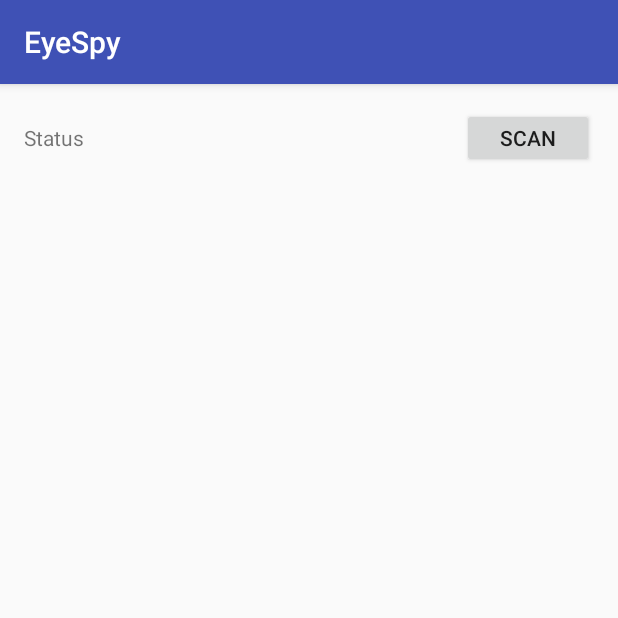
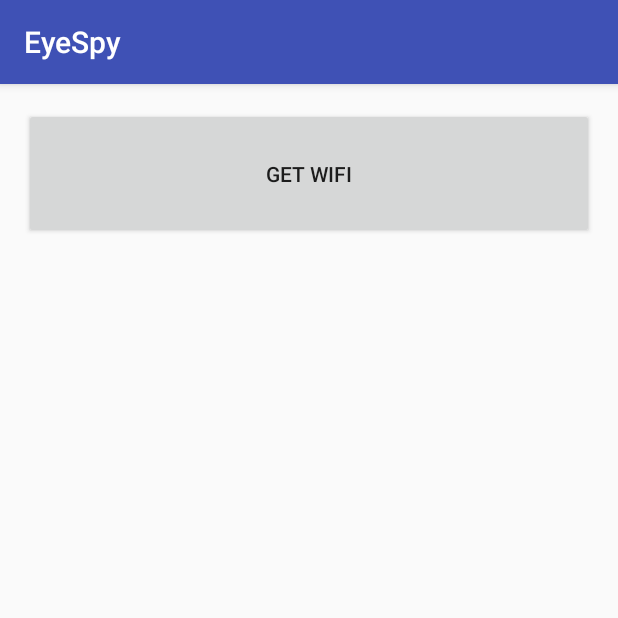
Before and after one commit to Cmashforth/ComSci4thYear, an Android app: the screen it shows after launch (WifiActivity), after a tap on "WIFI", on a phone screen of 412 x 824 dp, the top half of it. Run offline under Robolectric (Android 15) with nearby library versions, the phone set to English and light mode, and no system bars; our stand-ins replace Firebase (no records; nobody signed in at launch, a user with empty details on screens opened directly); libraries missing offline, so code that uses them is left out: com.firebase.ui; pictures from the network do not load.

Commit message:
Diss: Successful wifi method working in WifiActivity, started implementation in Main. Some Errors in LogIn Activity Fixed

```diff
--- a/Dissertation/EyeSpy/app/src/main/java/com/example/chris/eyespy/WifiActivity.java
+++ b/Dissertation/EyeSpy/app/src/main/java/com/example/chris/eyespy/WifiActivity.java
@@ -22,57 +22,45 @@ import java.util.List;
 public class WifiActivity extends AppCompatActivity {
 
     WifiManager wifi;
-    ListView list;
-    TextView textStatus;
-    Button scan;
-    int size = 0;
-    List<ScanResult> results;
-
-    String ITEM_KEY = "key";
-    ArrayList<HashMap<String,String>> arrayList = new ArrayList<HashMap<String, String>>();
-    SimpleAdapter adapter;
+    WifiReceiver receiver;
+    Button wifiButton;
+    TextView list;
 
     @Override
-    protected void onCreate(Bundle savedInstanceState) {
+    public void onCreate(Bundle savedInstanceState){
         super.onCreate(savedInstanceState);
         setContentView(R.layout.activity_wifi);
 
-        textStatus = (TextView) findViewById(R.id.textStatus);
-        scan = (Button) findViewById(R.id.scanWifi);
-        list = (ListView)findViewById(R.id.wifiList);
-
-        wifi = (WifiManager) getApplicationContext().getSystemService(Context.WIFI_SERVICE);
-        if(wifi.isWifiEnabled() == false){
-            Toast.makeText(getApplicationContext(), "wifi is disabled, making it enabled", Toast.LENGTH_LONG).show();
-            wifi.setWifiEnabled(true);
-        }
-        this.adapter = new SimpleAdapter(WifiActivity.this, arrayList, R.layout.row, new String[] { ITEM_KEY }, new int[] { R.id.list_value });
-        list.setAdapter(this.adapter);
-
-        registerReceiver(new BroadcastReceiver() {
-            @Override
-            public void onReceive(Context context, Intent intent) {
-                results = wifi.getScanResults();
-                size = results.size();
-            }
-        }, new IntentFilter(WifiManager.SCAN_RESULTS_AVAILABLE_ACTION));
+        wifi = (WifiManager) getSystemService(Context.WIFI_SERVICE);
+        wifiButton = findViewById(R.id.Button);
+        list = findViewById(R.id.list);
     }
 
-    public void getWifi(View view){
-        arrayList.clear();
-        wifi.startScan();
-
-        Toast.makeText(this, "Scanning...." + size, Toast.LENGTH_SHORT).show();
-        try{
-            size = size - 1;
-            while(size >= 0){
-                HashMap<String,String> item = new HashMap<String,String>();
-                item.put(ITEM_KEY, results.get(size).SSID + " " + results.get(size).BSSID);
-                arrayList.add(item);
-                size--;
-                adapter.notifyDataSetChanged();
-            }
-        } catch (Exception e){}
+    public void onClick(View view){
+        if(view == wifiButton){
+            receiver = new WifiReceiver();
+            registerReceiver(receiver,new IntentFilter(WifiManager.SCAN_RESULTS_AVAILABLE_ACTION));
+            wifi.startScan();
+        }
 
     }
+
+    class WifiReceiver extends BroadcastReceiver{
+        public void onReceive(Context c, Intent intent){
+
+            ArrayList<String> connections = new ArrayList<>();
+            List<ScanResult> wifiList = wifi.getScanResults();
+            for(int i = 0; i < wifiList.size(); i++){
+                connections.add(wifiList.get(i).SSID + " "+ wifiList.get(i).BSSID);
+            }
+            String displayString = "";
+            for(int i = 0;i < connections.size();i++){
+                displayString = displayString + connections.get(i) + "\n";
+            }
+            list.setText(displayString);
+        }
+    }
+
+
+
 }
--- a/Dissertation/EyeSpy/app/src/main/res/layout/activity_wifi.xml
+++ b/Dissertation/EyeSpy/app/src/main/res/layout/activity_wifi.xml
@@ -8,30 +8,19 @@
     android:orientation="vertical"
     tools:context="com.example.chris.eyespy.WifiActivity">
 
-    <LinearLayout
+    <Button
+        android:layout_width="match_parent"
+        android:layout_height="87dp"
+        android:text="Get Wifi"
+        android:id="@+id/Button"
+        android:onClick="onClick"/>
+
+    <TextView
         android:layout_width="match_parent"
         android:layout_height="wrap_content"
-        android:gravity="center_vertical"
-        android:orientation="horizontal">
+        android:id="@+id/list">
 
-        <TextView
-            android:id ="@+id/textStatus"
-            android:layout_width="0dp"
-            android:layout_height="wrap_content"
-            android:layout_weight="1"
-            android:text ="Status"/>
+    </TextView>
 
-        <Button
-            android:id="@+id/scanWifi"
-            android:layout_width="wrap_content"
-            android:layout_height="40dp"
-            android:text="Scan"
-            android:onClick="getWifi"/>
-    </LinearLayout>
 
-    <ListView
-        android:id="@+id/wifiList"
-        android:layout_width="match_parent"
-        android:layout_height="match_parent"
-        android:layout_marginTop="20dp"></ListView>
 </LinearLayout>
```
Also changed, not shown: Dissertation/EyeSpy/app/src/main/java/com/example/chris/eyespy/LogInActivity.java (+11 -7 lines), Dissertation/EyeSpy/app/src/main/java/com/example/chris/eyespy/MainActivity.java (+27 -0 lines), Dissertation/EyeSpy/app/src/main/java/com/example/chris/eyespy/Upload.java (+12 -0 lines).
